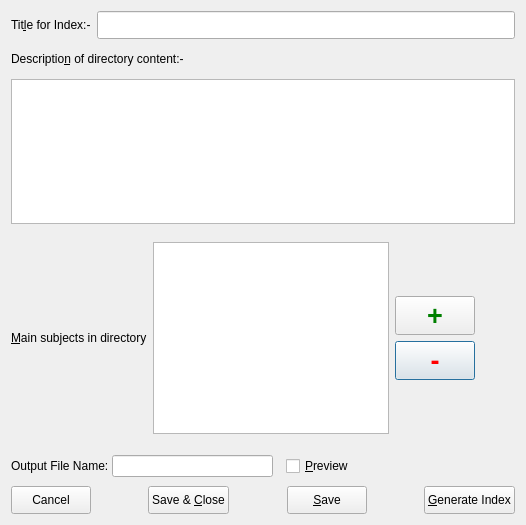
Before: the Qt Designer form frm/pdpagegen.ui in johcarsmi/picdok, drawn with Qt 5.
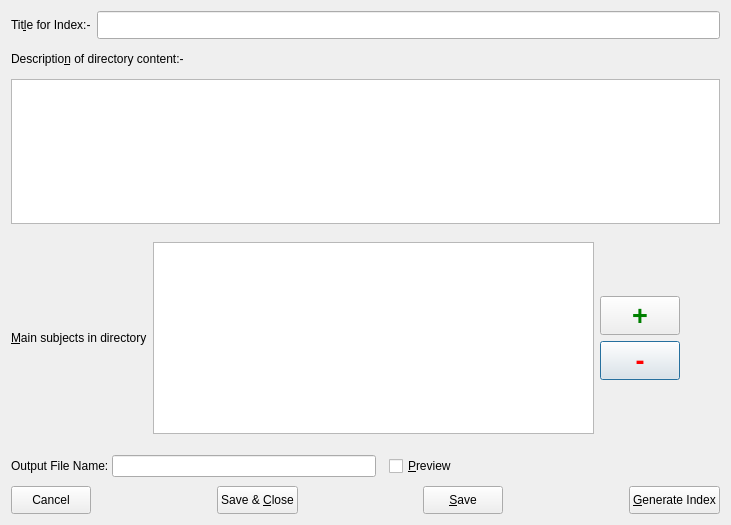
After: the same form once the commit is applied. Custom widgets are drawn as their Qt base class.

Commit message: Increase size of PdPageGen.ui. pdpagegen.h/cpp - Stop Segmentation Fault when a blank last line is deleted from list of subjects. picdok.cpp - Improve code layout

Diff of the .ui file:
```diff
--- a/frm/pdpagegen.ui
+++ b/frm/pdpagegen.ui
@@ -9,7 +9,7 @@
    <rect>
     <x>0</x>
     <y>0</y>
-    <width>526</width>
+    <width>731</width>
     <height>525</height>
    </rect>
   </property>
@@ -203,7 +203,6 @@
            <property name="font">
             <font>
              <pointsize>20</pointsize>
-             <weight>75</weight>
              <bold>true</bold>
             </font>
            </property>
@@ -272,7 +271,6 @@
            <property name="font">
             <font>
              <pointsize>20</pointsize>
-             <weight>75</weight>
              <bold>true</bold>
             </font>
            </property>
```
The commit also changes 3 other files.
